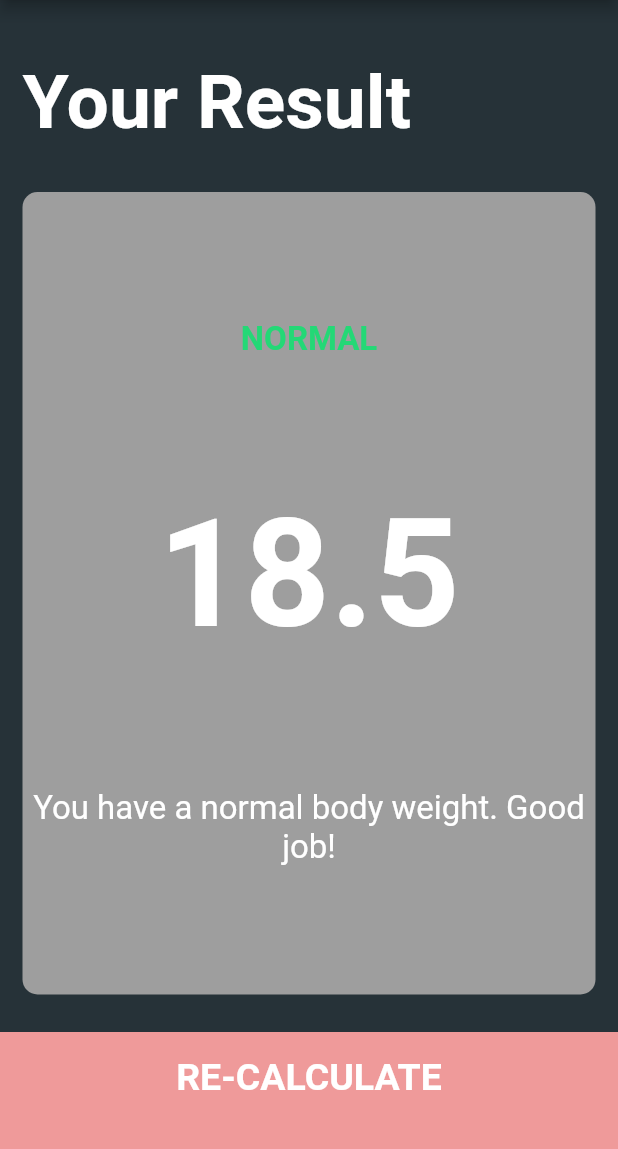
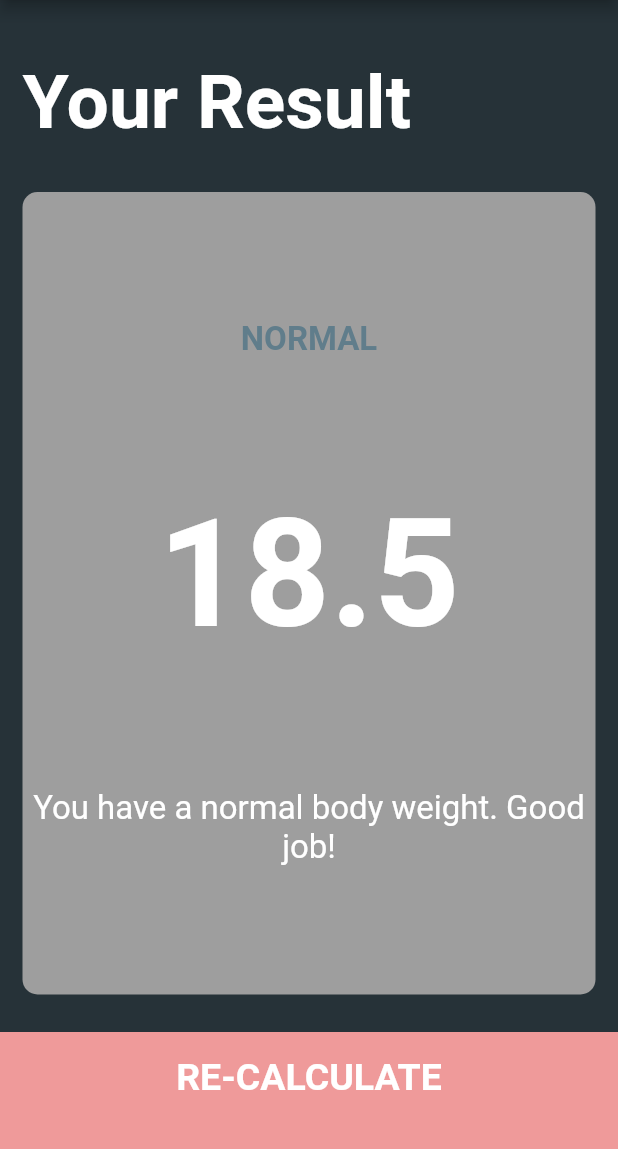
Before and after one commit to OxamaHxn/BMI-Calculator-Flutter-, a Flutter app: the screen it shows after launch, after a tap on "CALCULATE", on a phone screen of 412 x 824 dp, the part 84-1233 px from its top. Run offline on Flutter 3.47's test engine with Material 2 defaults, Android fonts, the phone set to English and light mode, and no system bars; our stand-ins replace font_awesome_flutter.

Commit message:
result text style

```diff
--- a/lib/constants.dart
+++ b/lib/constants.dart
@@ -26,7 +26,7 @@ const kTitleTextStyle = TextStyle(
 );
 
 const kResultTextStyle = TextStyle(
-  color: Color(0xFF24D876),
+  color: Colors.blueGrey,
   fontSize: 22.0,
   fontWeight: FontWeight.bold,
 );
```
